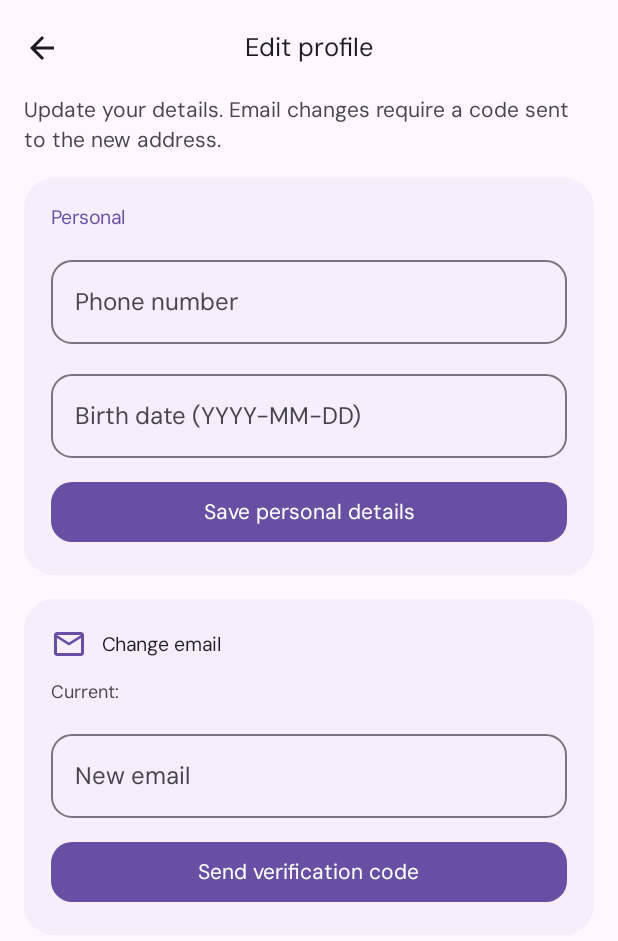
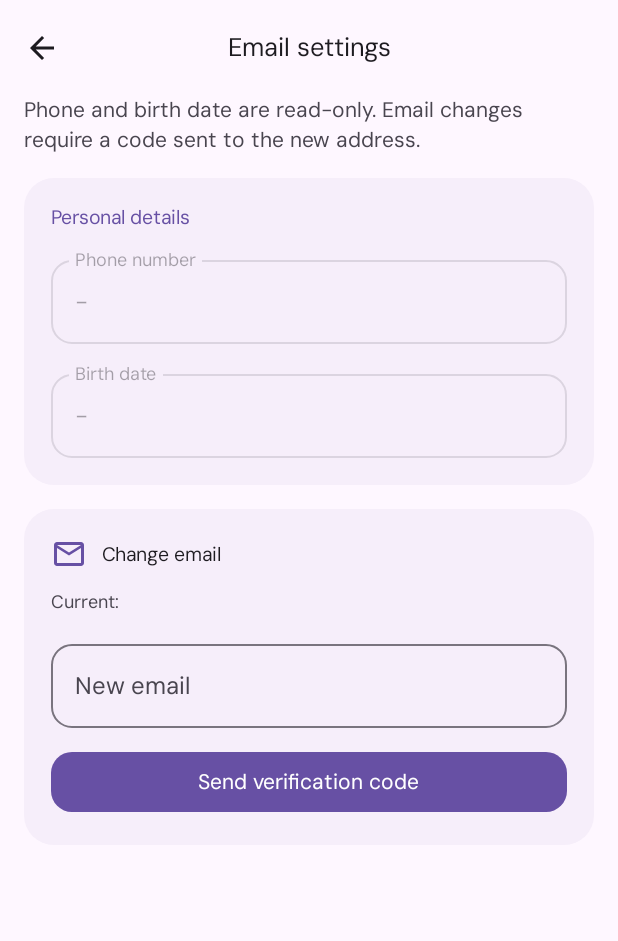
Before and after one commit to xpllrn/panel, an Android app built with Jetpack Compose: the composable EditProfileScreen shown on its own in the app's theme, on a phone screen of 412 x 824 dp. Shown: the top 941 px of the screen. Run offline under Robolectric (Android 15) with nearby library versions, the phone set to English and light mode, and no system bars; network calls fail.

Commit message:
fix: profile and edit profile screen tweaks
Made-with: Cursor

```diff
--- a/android-app/app/src/main/java/com/cooperative/member/ui/screens/EditProfileScreen.kt
+++ b/android-app/app/src/main/java/com/cooperative/member/ui/screens/EditProfileScreen.kt
@@ -36,7 +36,9 @@ import androidx.compose.material3.OutlinedTextFieldDefaults
 import androidx.compose.material3.Scaffold
 import androidx.compose.material3.Surface
 import androidx.compose.material3.Text
+import androidx.compose.material3.TextButton
 import androidx.compose.runtime.Composable
+import androidx.compose.runtime.LaunchedEffect
 import androidx.compose.runtime.collectAsState
 import androidx.compose.runtime.getValue
 import androidx.compose.runtime.mutableStateOf
@@ -60,16 +62,16 @@ import com.cooperative.member.ui.viewmodel.UiMessage
 @OptIn(ExperimentalMaterial3Api::class)
 @Composable
 fun EditProfileScreen(profile: MemberProfile, vm: ProfileViewModel, onBack: () -> Unit) {
-    var phone by remember(profile.mobile_primary) { mutableStateOf(profile.mobile_primary ?: "") }
-    var birthDate by remember(profile.date_of_birth) { mutableStateOf(profile.date_of_birth ?: "") }
     var newEmail by remember { mutableStateOf("") }
     var otp by remember { mutableStateOf("") }
     val emailChallenge by vm.emailChangeChallenge.collectAsState()
     val emailMessage by vm.emailChangeMessage.collectAsState()
-    val personalMessage by vm.personalMessage.collectAsState()
-    val isUpdatingPersonal by vm.isUpdatingPersonal.collectAsState()
     val isRequestingEmailOtp by vm.isRequestingEmailOtp.collectAsState()
     val isVerifyingEmailOtp by vm.isVerifyingEmailOtp.collectAsState()
+
+    LaunchedEffect(Unit) {
+        vm.resetEmailChangeFlow()
+    }
 
     Scaffold(
         modifier = Modifier.fillMaxSize(),
@@ -77,7 +79,7 @@ fun EditProfileScreen(profile: MemberProfile, vm: ProfileViewModel, onBack: () -
             CenterAlignedTopAppBar(
                 title = {
                     Text(
-                        "Edit profile",
+                        "Email settings",
                         style = MaterialTheme.typography.titleLarge,
                         fontWeight = FontWeight.SemiBold
                     )
@@ -99,7 +101,7 @@ fun EditProfileScreen(profile: MemberProfile, vm: ProfileViewModel, onBack: () -
         ) {
             item {
                 Text(
-                    "Update your details. Email changes require a code sent to the new address.",
+                    "Phone and birth date are read-only. Email changes require a code sent to the new address.",
                     style = MaterialTheme.typography.bodyMedium,
                     color = MaterialTheme.colorScheme.onSurfaceVariant
                 )
@@ -116,53 +118,13 @@ fun EditProfileScreen(profile: MemberProfile, vm: ProfileViewModel, onBack: () -
                         verticalArrangement = Arrangement.spacedBy(12.dp)
                     ) {
                         Text(
-                            "Personal",
+                            "Personal details",
                             style = MaterialTheme.typography.titleSmall,
                             fontWeight = FontWeight.SemiBold,
                             color = MaterialTheme.colorScheme.primary
                         )
-                        OutlinedTextField(
-                            value = phone,
-                            onValueChange = {
-                                phone = it
-                                vm.clearPersonalMessage()
-                            },
-                            label = { Text("Phone number") },
-                            singleLine = true,
-                            keyboardOptions = KeyboardOptions(keyboardType = KeyboardType.Phone),
-                            shape = RoundedCornerShape(14.dp),
-                            colors = OutlinedTextFieldDefaults.colors(),
-                            modifier = Modifier.fillMaxWidth()
-                        )
-                        OutlinedTextField(
-                            value = birthDate,
-                            onValueChange = {
-                                birthDate = it
-                                vm.clearPersonalMessage()
-                            },
-                            label = { Text("Birth date (YYYY-MM-DD)") },
-                            singleLine = true,
-                            shape = RoundedCornerShape(14.dp),
-                            colors = OutlinedTextFieldDefaults.colors(),
-                            modifier = Modifier.fillMaxWidth()
-                        )
-                        Button(
-                            onClick = { vm.updatePersonalInfo(phone, birthDate) },
-                            enabled = !isUpdatingPersonal,
-                            modifier = Modifier.fillMaxWidth(),
-                            shape = RoundedCornerShape(14.dp)
-                        ) {
-                            if (isUpdatingPersonal) {
-                                CircularProgressIndicator(
-                                    modifier = Modifier.width(18.dp).height(18.dp),
-                                    strokeWidth = 2.dp,
-                                    color = MaterialTheme.colorScheme.onPrimary
-                                )
-                            } else {
-                                Text("Save personal details")
-                            }
-                        }
-                        InlineMessage(personalMessage)
+                        ReadOnlyField("Phone number", profile.mobile_primary ?: "-")
+                        ReadOnlyField("Birth date", profile.date_of_birth ?: "-")
                     }
                 }
             }
@@ -196,6 +158,12 @@ fun EditProfileScreen(profile: MemberProfile, vm: ProfileViewModel, onBack: () -
                             style = MaterialTheme.typography.bodySmall,
                             color = MaterialTheme.colorScheme.onSurfaceVariant
                         )
+                        AnimatedVisibility(
+                            visible = emailChallenge.isNullOrBlank(),
+                            enter = fadeIn() + expandVertically(),
+                            exit = fadeOut() + shrinkVertically()
+                        ) {
+                            Column(verticalArrangement = Arrangement.spacedBy(12.dp)) {
                                 OutlinedTextField(
                                     value = newEmail,
                                     onValueChange = {
@@ -209,7 +177,10 @@ fun EditProfileScreen(profile: MemberProfile, vm: ProfileViewModel, onBack: () -
                                     modifier = Modifier.fillMaxWidth()
                                 )
                                 Button(
-                            onClick = { vm.requestEmailChange(newEmail) },
+                                    onClick = {
+                                        otp = ""
+                                        vm.requestEmailChange(newEmail)
+                                    },
                                     enabled = !isRequestingEmailOtp && !isVerifyingEmailOtp,
                                     modifier = Modifier.fillMaxWidth(),
                                     shape = RoundedCornerShape(14.dp)
@@ -224,12 +195,20 @@ fun EditProfileScreen(profile: MemberProfile, vm: ProfileViewModel, onBack: () -
                                         Text("Send verification code")
                                     }
                                 }
+                            }
+                        }
+
                         AnimatedVisibility(
                             visible = !emailChallenge.isNullOrBlank(),
                             enter = fadeIn() + expandVertically(),
                             exit = fadeOut() + shrinkVertically()
                         ) {
                             Column(verticalArrangement = Arrangement.spacedBy(12.dp)) {
+                                Text(
+                                    "Enter the 6-digit code sent to $newEmail",
+                                    style = MaterialTheme.typography.bodySmall,
+                                    color = MaterialTheme.colorScheme.onSurfaceVariant
+                                )
                                 OtpBoxesField(
                                     value = otp,
                                     onValueChange = {
@@ -254,21 +233,27 @@ fun EditProfileScreen(profile: MemberProfile, vm: ProfileViewModel, onBack: () -
                                         Text("Verify and update email")
                                     }
                                 }
-                            }
-                        }
-                        if (!emailChallenge.isNullOrBlank() && !isRequestingEmailOtp) {
-                            Button(
+                                TextButton(
                                     onClick = {
                                         otp = ""
                                         vm.requestEmailChange(newEmail)
                                     },
-                                enabled = !isVerifyingEmailOtp,
-                                modifier = Modifier.fillMaxWidth(),
-                                shape = RoundedCornerShape(14.dp)
+                                    enabled = !isRequestingEmailOtp && !isVerifyingEmailOtp
                                 ) {
                                     Text("Resend code")
                                 }
+                                TextButton(
+                                    onClick = {
+                                        otp = ""
+                                        vm.resetEmailChangeFlow()
+                                    },
+                                    enabled = !isRequestingEmailOtp && !isVerifyingEmailOtp
+                                ) {
+                                    Text("Change new email")
                                 }
+                            }
+                        }
+
                         InlineMessage(emailMessage)
                     }
                 }
@@ -284,6 +269,20 @@ private fun InlineMessage(message: UiMessage?) {
         text = message.text,
         style = MaterialTheme.typography.bodySmall,
         color = if (message.isError) MaterialTheme.colorScheme.error else MaterialTheme.colorScheme.primary
+    )
+}
+
+@Composable
+private fun ReadOnlyField(label: String, value: String) {
+    OutlinedTextField(
+        value = value,
+        onValueChange = {},
+        label = { Text(label) },
+        enabled = false,
+        singleLine = true,
+        shape = RoundedCornerShape(14.dp),
+        colors = OutlinedTextFieldDefaults.colors(),
+        modifier = Modifier.fillMaxWidth()
     )
 }
 
--- a/android-app/app/src/main/java/com/cooperative/member/ui/screens/ProfileScreen.kt
+++ b/android-app/app/src/main/java/com/cooperative/member/ui/screens/ProfileScreen.kt
@@ -135,7 +135,7 @@ private fun ProfileContent(
                             verticalAlignment = Alignment.CenterVertically
                         ) {
                             Text(
-                                "Edit profile & email",
+                                "Email settings",
                                 style = MaterialTheme.typography.titleSmall,
                                 color = MaterialTheme.colorScheme.onPrimaryContainer,
                                 fontWeight = FontWeight.SemiBold,
```
Lines whose indentation alone changed are shown as unchanged.
